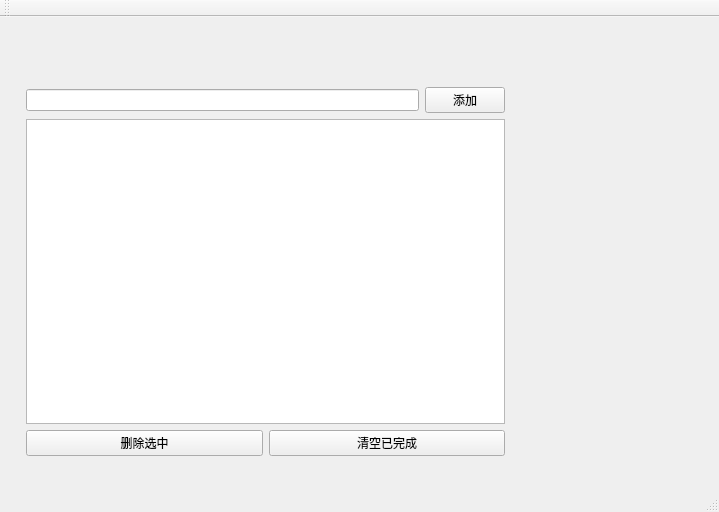
Before: the Qt Designer form TaskManager/mainwindow.ui in fff248/TaskManager, drawn with Qt 5.
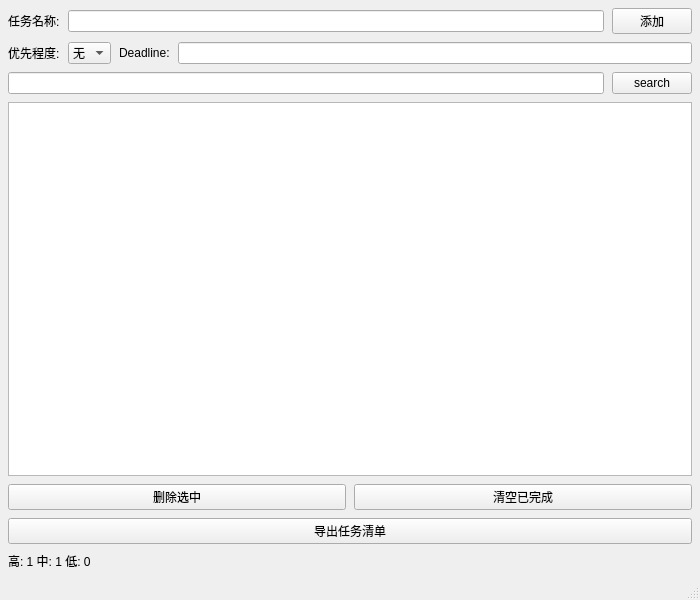
After: the same form once the commit is applied.

Patch:
```diff
--- a/TaskManager/mainwindow.ui
+++ b/TaskManager/mainwindow.ui
@@ -6,33 +6,51 @@
    <rect>
     <x>0</x>
     <y>0</y>
-    <width>719</width>
-    <height>512</height>
+    <width>700</width>
+    <height>600</height>
    </rect>
   </property>
+  <property name="minimumSize">
+   <size>
+    <width>450</width>
+    <height>400</height>
+   </size>
+  </property>
   <property name="windowTitle">
    <string>MainWindow</string>
   </property>
-  <widget class="QWidget" name="centralWidget">
-   <widget class="QWidget" name="layoutWidget">
-    <property name="geometry">
-     <rect>
-      <x>15</x>
-      <y>59</y>
-      <width>501</width>
-      <height>391</height>
-     </rect>
+  <widget class="QWidget" name="centralwidget">
+   <layout class="QVBoxLayout" name="verticalLayout" stretch="0,0,0,0,0,0,0">
+    <property name="spacing">
+     <number>8</number>
     </property>
-    <layout class="QVBoxLayout" name="verticalLayout">
+    <property name="leftMargin">
+     <number>8</number>
+    </property>
+    <property name="topMargin">
+     <number>8</number>
+    </property>
+    <property name="rightMargin">
+     <number>8</number>
+    </property>
+    <property name="bottomMargin">
+     <number>8</number>
+    </property>
      <item>
-      <layout class="QHBoxLayout" name="horizontalLayout_2">
+     <layout class="QHBoxLayout" name="horizontalLayout" stretch="0,3,0">
+      <property name="spacing">
+       <number>8</number>
+      </property>
        <item>
-        <widget class="QLineEdit" name="lineEdit">
+       <widget class="QLabel" name="label">
          <property name="text">
-          <string/>
+         <string>任务名称:</string>
          </property>
         </widget>
        </item>
+      <item>
+       <widget class="QLineEdit" name="lineEdit"/>
+      </item>
        <item>
         <widget class="QPushButton" name="addbtn">
          <property name="text">
@@ -43,30 +61,118 @@
       </layout>
      </item>
      <item>
-      <widget class="QListWidget" name="list"/>
+     <layout class="QHBoxLayout" name="horizontalLayout_2" stretch="0,0,0,3">
+      <property name="spacing">
+       <number>8</number>
+      </property>
+      <item>
+       <widget class="QLabel" name="label_2">
+        <property name="text">
+         <string>优先程度:</string>
+        </property>
+       </widget>
      </item>
      <item>
-      <layout class="QHBoxLayout" name="horizontalLayout">
+       <widget class="QComboBox" name="comboBox">
        <item>
-        <widget class="QPushButton" name="dltbtn">
          <property name="text">
-          <string>删除选中</string>
+          <string>无</string>
          </property>
-        </widget>
-       </item>
+        </item>
+        <item>
+         <property name="text">
+          <string>低</string>
+         </property>
+        </item>
+        <item>
+         <property name="text">
+          <string>中</string>
+         </property>
+        </item>
+        <item>
+         <property name="text">
+          <string>高</string>
+         </property>
+        </item>
+       </widget>
+      </item>
+      <item>
+       <widget class="QLabel" name="label_3">
+        <property name="text">
+         <string>Deadline:</string>
+        </property>
+       </widget>
+      </item>
+      <item>
+       <widget class="QLineEdit" name="date"/>
+      </item>
+     </layout>
+    </item>
+    <item>
+     <layout class="QHBoxLayout" name="horizontalLayout_3" stretch="3,0">
+      <property name="spacing">
+       <number>8</number>
+      </property>
+      <item>
+       <widget class="QLineEdit" name="searchline"/>
+      </item>
+      <item>
+       <widget class="QPushButton" name="searchbtn">
+        <property name="text">
+         <string>search</string>
+        </property>
+       </widget>
+      </item>
+     </layout>
+    </item>
+    <item>
+     <widget class="QListWidget" name="list">
+      <property name="minimumSize">
+       <size>
+        <width>200</width>
+        <height>150</height>
+       </size>
+      </property>
+     </widget>
+    </item>
+    <item>
+     <layout class="QHBoxLayout" name="horizontalLayout_4" stretch="1,1">
+      <property name="spacing">
+       <number>8</number>
+      </property>
        <item>
         <widget class="QPushButton" name="clearbtn">
          <property name="text">
+         <string>删除选中</string>
+        </property>
+       </widget>
+      </item>
+      <item>
+       <widget class="QPushButton" name="dltbtn">
+        <property name="text">
           <string>清空已完成</string>
          </property>
         </widget>
        </item>
       </layout>
      </item>
-    </layout>
-   </widget>
-  </widget>
-  <widget class="QMenuBar" name="menuBar">
+    <item>
+     <widget class="QPushButton" name="pushButton">
+      <property name="text">
+       <string>导出任务清单</string>
+      </property>
+     </widget>
+    </item>
+    <item>
+     <widget class="QLabel" name="tjlabel">
+      <property name="text">
+       <string>高: 1 中: 1 低: 0</string>
+      </property>
+     </widget>
+    </item>
+   </layout>
+  </widget>
+  <widget class="QMenuBar" name="menubar">
    <property name="geometry">
     <rect>
      <x>0</x>
@@ -76,17 +182,8 @@
     </rect>
    </property>
   </widget>
-  <widget class="QToolBar" name="mainToolBar">
-   <attribute name="toolBarArea">
-    <enum>TopToolBarArea</enum>
-   </attribute>
-   <attribute name="toolBarBreak">
-    <bool>false</bool>
-   </attribute>
-  </widget>
-  <widget class="QStatusBar" name="statusBar"/>
- </widget>
- <layoutdefault spacing="6" margin="11"/>
+  <widget class="QStatusBar" name="statusbar"/>
+ </widget>
  <resources/>
  <connections/>
 </ui>
```
Left out of the diff: 4 changed lines with no effect on the pictures. Lines whose indentation alone changed are shown as unchanged.
